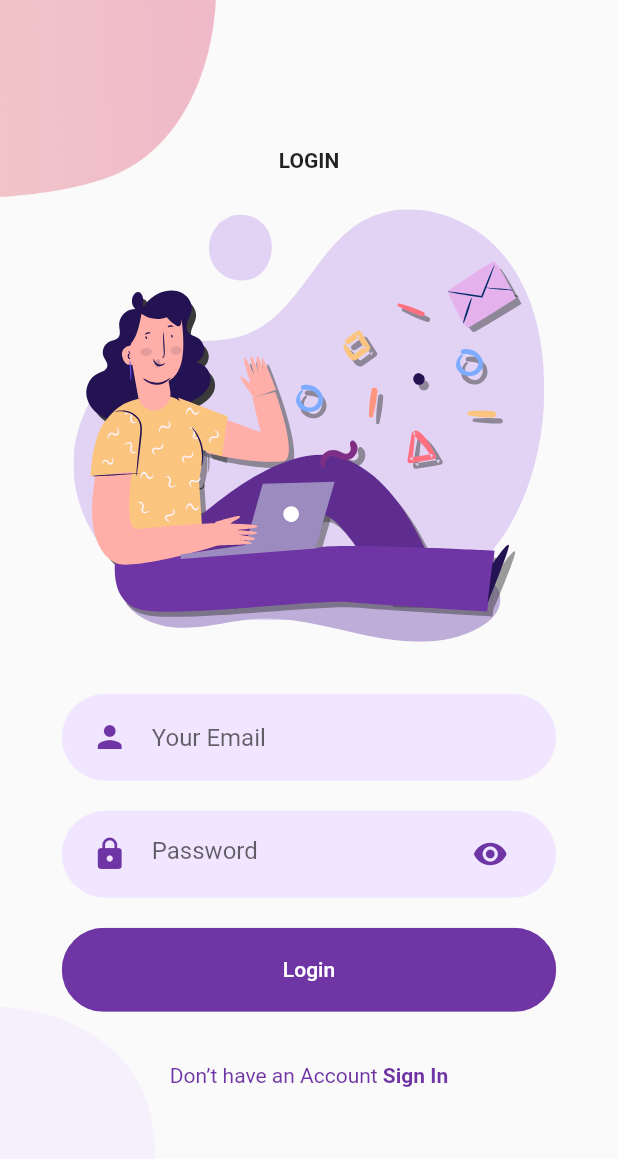
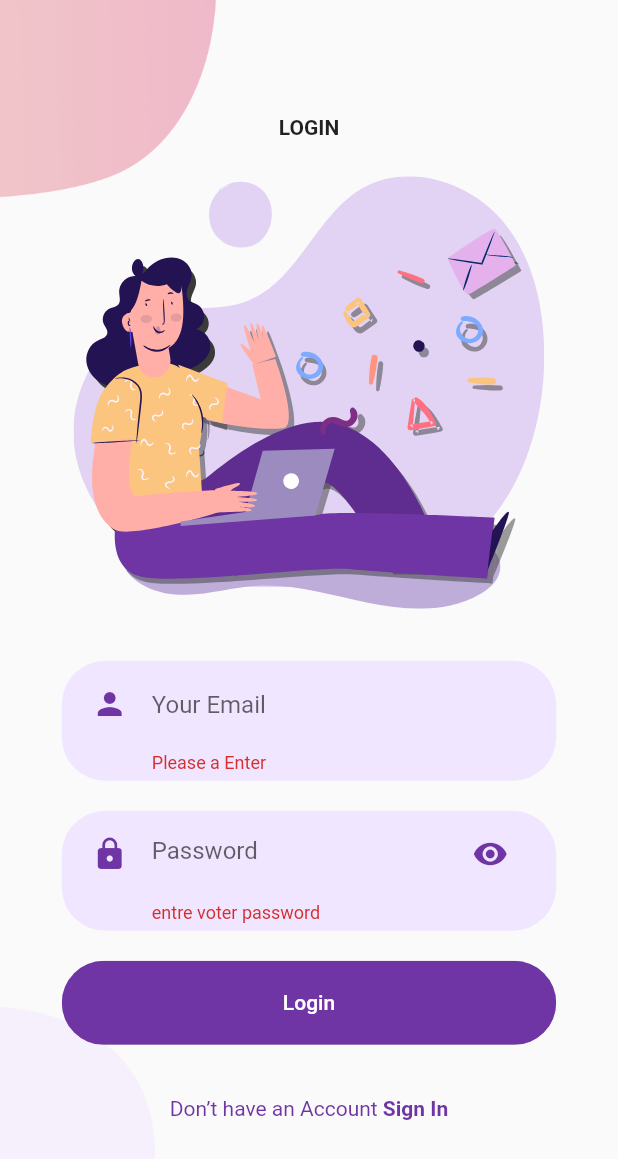
Before and after one commit to ROYAImmobilier/ROYA_Immobilier, a Flutter app: the Body widget shown alone on an empty page, opened directly, after a tap on "Login", on a phone screen of 412 x 824 dp. Shown: the top 1159 px of the screen. Run offline on Flutter 3.47's test engine with Material 2 defaults, Android fonts, the phone set to English and light mode, and no system bars; our stand-ins replace flutter_screenutil, flutter_svg, get, image_picker, sqflite; accounts and stored records are empty; network calls fail.

Commit message:
simple modification login

```diff
--- a/lib/View/order/contact_info.dart
+++ b/lib/View/order/contact_info.dart
@@ -356,7 +356,7 @@ class _ContactInfoState extends State<ContactInfo> {
                             print(_phone2.text);
                             print(_phone3.text);
                             if(_key_Contact.currentState!.validate()){
-                           // Get.to(LoginScreen());
+                           Get.to(LoginScreen());
                             }
                           },
                           child: Text(
--- a/lib/View/order/order_details.dart
+++ b/lib/View/order/order_details.dart
@@ -56,7 +56,8 @@ String ? _flooring;
           ),
           body: Form(
             key: _key_details,
-            child: ListView(children: [
+            child: SingleChildScrollView(
+              child: Column(children: [
                 Container(
                   height: 30.h,
                   color: const Color(0xffefefef),
@@ -618,6 +619,7 @@ String ? _flooring;
                   ),
                 ),
               ]),
+            ),
           )),
     );
   }
--- a/lib/View/order/order_distination.dart
+++ b/lib/View/order/order_distination.dart
@@ -87,9 +87,10 @@ class _Add_AnnonceState extends State<Add_Annonce> {
             ),
             centerTitle: true,
           ),
-          body: Form(
+          body: SingleChildScrollView(
+            child: Form(
               key: _keytest,
-            child: ListView(children: [
+              child: Column(children: [
                 Container(
                   height: 30,
                   color: const Color(0xffefefef),
@@ -476,6 +477,7 @@ class _Add_AnnonceState extends State<Add_Annonce> {
                   ),
                 ),
               ]),
+            ),
           )),
     );
   }
--- a/lib/View/page/auth/Login/components/body.dart
+++ b/lib/View/page/auth/Login/components/body.dart
@@ -1,13 +1,9 @@
 import 'package:flutter/material.dart';
-
 import 'package:flutter_svg/svg.dart';
 import 'package:get/get.dart';
 import 'package:get/get_core/src/get_main.dart';
-import 'package:roya_immobilie/View/page/auth/components/already_have_an_account_acheck.dart';
-import 'package:roya_immobilie/View/page/auth/components/rounded_button.dart';
 import 'package:roya_immobilie/View/page/auth/components/rounded_input_field.dart';
 import 'package:roya_immobilie/View/page/auth/components/rounded_password_field.dart';
-
 import '../../../../../varia_ble/variable.dart';
 import '../../Signup/components/background.dart';
 import '../../Signup/signup_screen.dart';
@@ -22,17 +18,22 @@ class Body extends StatefulWidget {
 }
 
 class _BodyState extends State<Body> {
+ // var pass=TextEditingController();
+ // var emaill=TextEditingController();
   late String email ='' ;
   late String password ='';
+  var _key_validation=GlobalKey<FormState>();
   @override
   Widget build(BuildContext context) {
     Size size = MediaQuery.of(context).size;
     return Background(
       child: SingleChildScrollView(
+        child: Form(
+          key: _key_validation,
           child: Column(
             mainAxisAlignment: MainAxisAlignment.center,
             children: <Widget>[
-            Text(
+              const Text(
                 "LOGIN",
                 style: TextStyle(fontWeight: FontWeight.bold),
               ),
@@ -59,22 +60,23 @@ class _BodyState extends State<Body> {
                 },
               ),
               Container(
-              margin: EdgeInsets.symmetric(vertical: 10),
+                margin: const EdgeInsets.symmetric(vertical: 10),
                 width: size.width * 0.8,
                 child: ClipRRect(
                   borderRadius: BorderRadius.circular(29),
                   child: ElevatedButton(
-                child: Text(
+                  child: const Text(
                     'Login',
                     style: TextStyle(color: Colors.white),
                   ),
                   onPressed: (){
+                    if(_key_validation.currentState!.validate())
                     print(email +' '+password);
                   },
                   style: ElevatedButton.styleFrom(
                       primary: kPrimaryColor,
-                    padding: EdgeInsets.symmetric(horizontal: 40, vertical: 20),
-                    textStyle: TextStyle(
+                      padding: const EdgeInsets.symmetric(horizontal: 40, vertical: 20),
+                      textStyle: const TextStyle(
                           color: Colors.white, fontSize: 14, fontWeight: FontWeight.w500)),
                 ),
               ),
@@ -83,7 +85,7 @@ class _BodyState extends State<Body> {
           Row(
             mainAxisAlignment: MainAxisAlignment.center,
             children: <Widget>[
-            Text(
+              const Text(
                  "Don’t have an Account ",
                 style: TextStyle(color: kPrimaryColor),
               ),
@@ -91,7 +93,7 @@ class _BodyState extends State<Body> {
                 onTap: (){
                   Get.to(SignUpScreen());
                 },
-              child: Text(
+                child: const Text(
                    "Sign In",
                   style: TextStyle(
                     color: kPrimaryColor,
@@ -104,6 +106,7 @@ class _BodyState extends State<Body> {
             ],
           ),
         ),
+      ),
     );
   }
 }
--- /dev/null
+++ b/lib/View/page/auth/Signup/rounded_password_field_signup.dart
@@ -0,0 +1,81 @@
+import 'package:flutter/material.dart';
+import 'package:roya_immobilie/View/page/auth/components/text_field_container.dart';
+
+import '../../../../varia_ble/variable.dart';
+
+
+class RoundedPasswordFieldSignup extends StatelessWidget {
+ var password=TextEditingController();
+ var password_2=TextEditingController();
+   RoundedPasswordFieldSignup({
+    Key? key,
+  }) : super(key: key);
+
+  @override
+  Widget build(BuildContext context) {
+    return Column(
+      children: [TextFieldContainer(
+        child: TextFormField(
+          controller: password,
+          validator: (val){
+            if(val!.isEmpty){
+              return "entre voter password";
+            } else if(val.length<=5) {
+              return "password";
+            }
+            else
+          {
+              return null;
+            }
+          },
+
+          obscureText: true,
+          cursorColor: kPrimaryColor,
+          decoration: const InputDecoration(
+            hintText: "Password",
+            icon: Icon(
+              Icons.lock,
+              color: kPrimaryColor,
+            ),
+            suffixIcon: Icon(
+              Icons.visibility,
+              color: kPrimaryColor,
+            ),
+            border: InputBorder.none,
+          ),
+        ),
+      ),
+        TextFieldContainer(
+          child: TextFormField(
+             controller:password_2 ,
+            validator: (val){
+              if(val!.isEmpty)
+              {
+                return 'Please re-enter password';
+              }
+              print(password.text);
+             print(password_2.text);
+                if(password.text!=password_2.text){
+                  return "Password does not match";
+                }
+              return null;
+            },
+            obscureText: true,
+            cursorColor: kPrimaryColor,
+            decoration: const InputDecoration(
+              hintText: "Password",
+              icon: Icon(
+                Icons.lock,
+                color: kPrimaryColor,
+              ),
+              suffixIcon: Icon(
+                Icons.visibility,
+                color: kPrimaryColor,
+              ),
+              border: InputBorder.none,
+            ),
+          ),
+        )
+    ]);
+  }
+}
--- a/lib/View/page/auth/components/rounded_input_field.dart
+++ b/lib/View/page/auth/components/rounded_input_field.dart
@@ -1,3 +1,4 @@
+
 import 'package:flutter/material.dart';
 import 'package:roya_immobilie/View/page/auth/components/text_field_container.dart';
 
@@ -7,8 +8,9 @@ import '../../../../varia_ble/variable.dart';
 class RoundedInputField extends StatelessWidget {
   final String hintText;
   final IconData icon;
+
   final ValueChanged<String> onChanged;
-  const RoundedInputField({
+   RoundedInputField({
     Key? key,
     required this.hintText,
     this.icon = Icons.person,
@@ -18,7 +20,17 @@ class RoundedInputField extends StatelessWidget {
   @override
   Widget build(BuildContext context) {
     return TextFieldContainer(
-      child: TextField(
+      child: TextFormField(
+        validator: ( val){
+      if(val!.isEmpty)
+      {
+        return 'Please a Enter';
+      }
+      if(!RegExp("^[a-zA-Z0-9+_.-]+@[a-zA-Z0-9.-]+.[a-z]").hasMatch(val)){
+        return 'Please a valid Email';
+      }
+      return null;
+    },
         onChanged: onChanged,
         cursorColor: kPrimaryColor,
         decoration: InputDecoration(
--- a/lib/View/page/auth/components/rounded_password_field.dart
+++ b/lib/View/page/auth/components/rounded_password_field.dart
@@ -14,11 +14,20 @@ class RoundedPasswordField extends StatelessWidget {
   @override
   Widget build(BuildContext context) {
     return TextFieldContainer(
-      child: TextField(
+      child: TextFormField(
+        validator: (val){
+          if(val!.isEmpty){
+            return "entre voter password";
+          } else
+        {
+            return null;
+          }
+        },
+
         obscureText: true,
         onChanged: onChanged,
         cursorColor: kPrimaryColor,
-        decoration: InputDecoration(
+        decoration: const InputDecoration(
           hintText: "Password",
           icon: Icon(
             Icons.lock,
--- a/lib/View/page/auth/components/text_field_container.dart
+++ b/lib/View/page/auth/components/text_field_container.dart
@@ -14,8 +14,8 @@ class TextFieldContainer extends StatelessWidget {
   Widget build(BuildContext context) {
     Size size = MediaQuery.of(context).size;
     return Container(
-      margin: EdgeInsets.symmetric(vertical: 10),
-      padding: EdgeInsets.symmetric(horizontal: 20, vertical: 5),
+      margin: const EdgeInsets.symmetric(vertical: 10),
+      padding: const EdgeInsets.symmetric(horizontal: 20, vertical: 5),
       width: size.width * 0.8,
       decoration: BoxDecoration(
         color: kPrimaryLightColor,
--- a/pubspec.yaml
+++ b/pubspec.yaml
@@ -39,6 +39,7 @@ dependencies:
   get: ^4.6.1
   sqflite: ^2.0.0+4
   flutter_svg: ^1.0.3
+
 
 dev_dependencies:
   flutter_test:
```
Also changed, not shown: lib/View/page/auth/Signup/components/body.dart (+26 -21 lines). Lines whose indentation alone changed are shown as unchanged.
